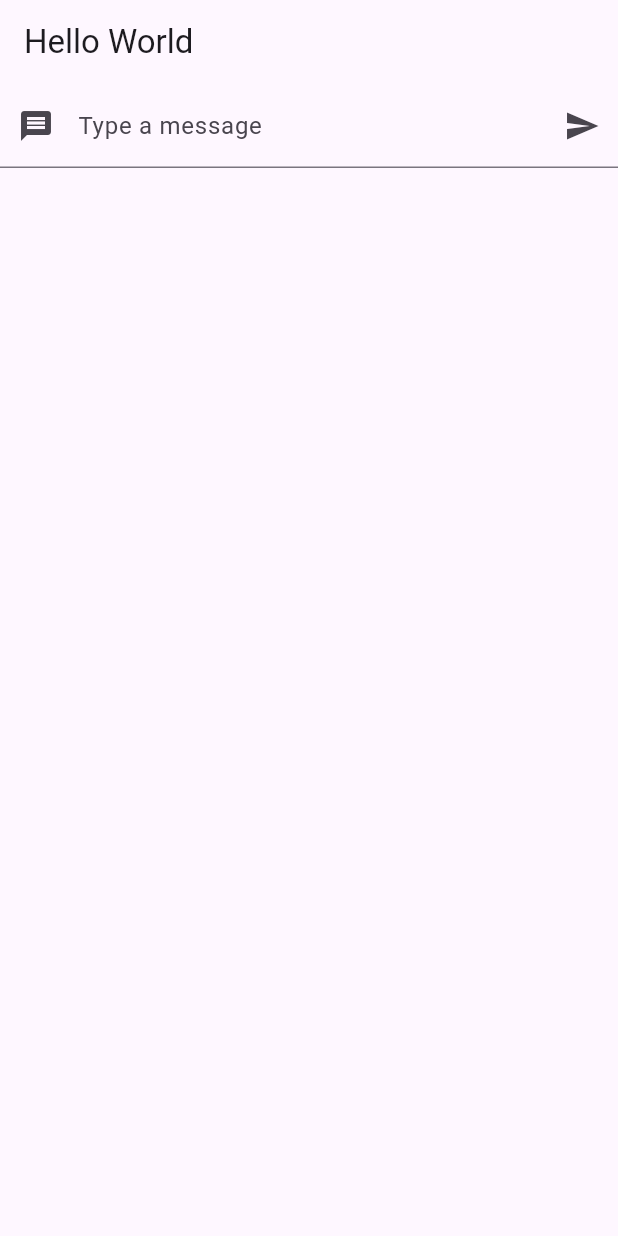
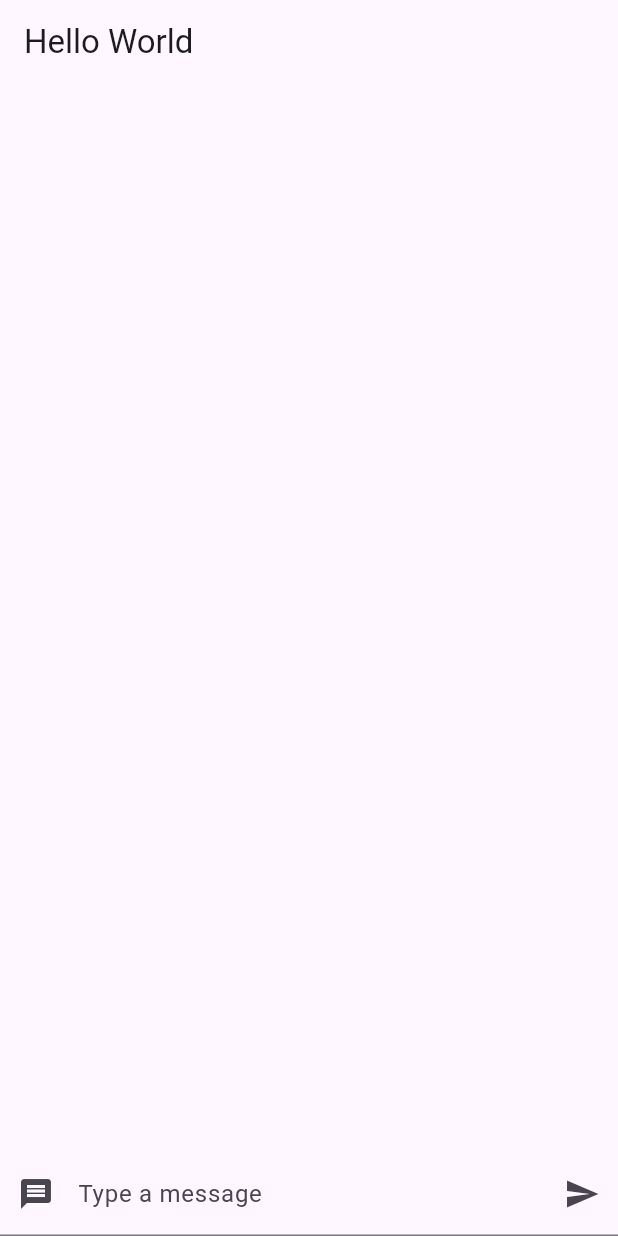
Before and after one commit to ProgrammingWithGaurav/FirstFlutterApp, a Flutter app: the screen it shows after launch, on a phone screen of 412 x 824 dp. Run offline on Flutter 3.47's test engine with Material 3 defaults, Android fonts, the phone set to English and light mode, and no system bars.

Commit message:
Added User Post Feature

```diff
--- a/lib/main.dart
+++ b/lib/main.dart
@@ -2,6 +2,24 @@ import 'package:flutter/material.dart';
 
 void main() {
   runApp(const MyApp());
+}
+
+class Post {
+  String body;
+  String author;
+  int likes = 0;
+  bool userLiked = false;
+
+  Post(this.body, this.author);
+
+  void likePost() {
+    this.userLiked = !this.userLiked;
+    if (this.userLiked) {
+      this.likes += 1;
+    } else {
+      this.likes -= 1;
+    }
+  }
 }
 
 class MyApp extends StatelessWidget {
@@ -29,21 +47,24 @@ class MyHomePage extends StatefulWidget {
 }
 
 class _MyHomePageState extends State<MyHomePage> {
-  String text = "";
+  List<Post> posts = [];
 
-  void setText(String text){
+  void newPost(String text) {
     this.setState(() {
-      this.text = text;
+      posts.add(new Post(text, "User1"));
     });
   }
 
   @override
   Widget build(BuildContext context) {
-    return Scaffold(appBar: AppBar(title: Text("Hello World")),
-    body: Column(children: <Widget>[TextInputWidget(this.setText), Text(this.text)]));
+    return Scaffold(
+        appBar: AppBar(title: Text("Hello World")),
+        body: Column(children: <Widget>[
+          Expanded(child: PostList(this.posts)),
+          TextInputWidget(this.newPost),
+        ]));
   }
 }
-
 
 class TextInputWidget extends StatefulWidget {
   final Function(String) callback;
@@ -58,14 +79,15 @@ class _TextInputWidgetState extends State<TextInputWidget> {
   final controller = TextEditingController();
 
   @override
-  void dispose(){
+  void dispose() {
     // refreshing the controller when a state is change
     super.dispose();
     controller.dispose();
   }
 
   @override
-  void click(){
+  void click() {
+    FocusScope.of(context).unfocus();
     widget.callback(controller.text);
     controller.clear();
   }
@@ -77,7 +99,8 @@ class _TextInputWidgetState extends State<TextInputWidget> {
         decoration: InputDecoration(
           prefixIcon: Icon(Icons.message),
           labelText: "Type a message",
-                    suffixIcon: IconButton(icon: Icon(Icons.send),
+          suffixIcon: IconButton(
+            icon: Icon(Icons.send),
             splashColor: Colors.deepPurple,
             tooltip: "Post Message",
             onPressed: this.click,
@@ -85,3 +108,51 @@ class _TextInputWidgetState extends State<TextInputWidget> {
         ));
   }
 }
+
+class PostList extends StatefulWidget {
+  final List<Post> listItems;
+
+  PostList(this.listItems);
+
+  @override
+  State<PostList> createState() => _PostListState();
+}
+
+class _PostListState extends State<PostList> {
+  void like(Function callBack) {
+    this.setState(() {
+      callBack();
+    });
+  }
+
+  @override
+  Widget build(BuildContext context) {
+    return ListView.builder(
+      itemCount: this.widget.listItems.length,
+      itemBuilder: (context, index) {
+        var post = this.widget.listItems[index];
+        return Card(
+            child: Row(children: <Widget>[
+          Expanded(
+              child: ListTile(
+            title: Text(post.body),
+            subtitle: Text(post.author),
+          )),
+          Row(children: <Widget>[
+            Container(
+              child:
+                  Text(post.likes.toString(), style: TextStyle(fontSize: 20)),
+              padding: EdgeInsets.fromLTRB(0, 0, 10, 0),
+            ),
+            IconButton(
+                icon: Icon(
+                  Icons.thumb_up,
+                  color: post.userLiked ? Colors.deepOrange[400] : Colors.grey,
+                ),
+                onPressed: () => this.like(post.likePost)),
+          ])
+        ]));
+      },
+    );
+  }
+}
```
Lines whose indentation alone changed are shown as unchanged.
